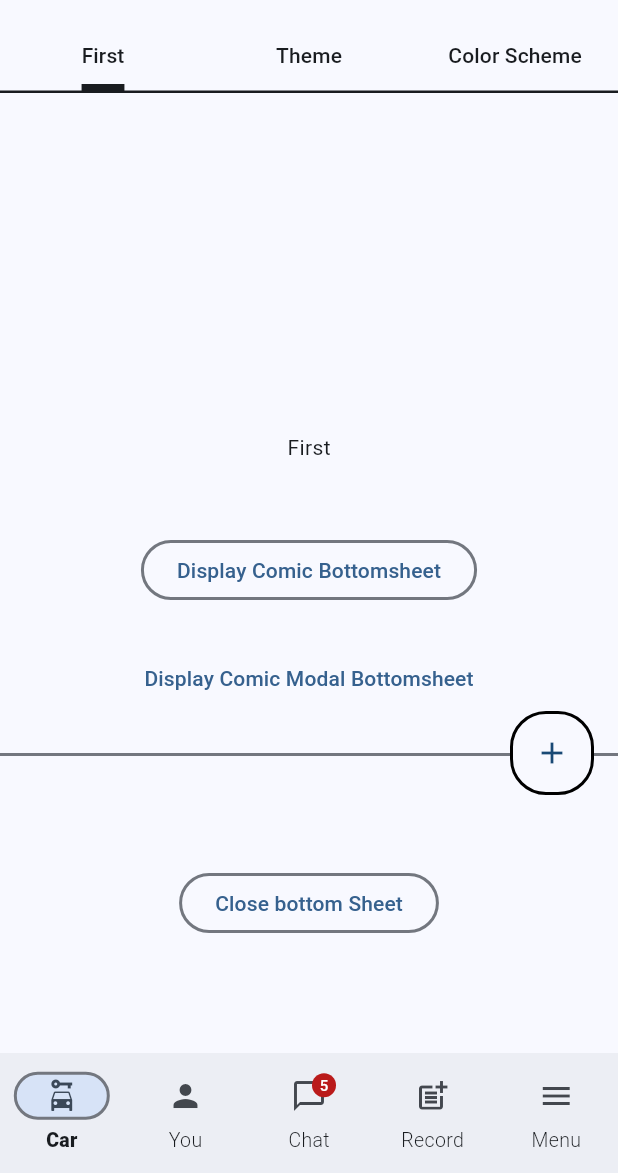
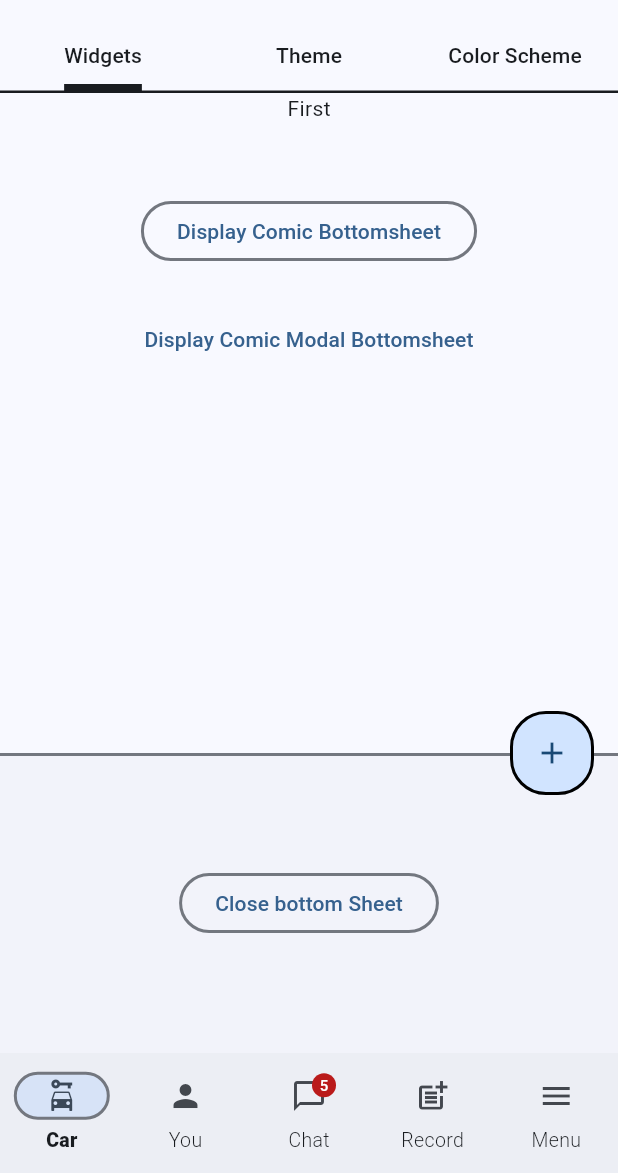
Before and after one commit to thruthesky/easy_design_system_backup_2024_09_24, a Flutter app: the ComicScreenDemo screen opened directly, after a tap on "Display Comic Bottomsheet", on a phone screen of 412 x 824 dp, the part 63-1236 px from its top. Run offline on Flutter 3.47's test engine with Material 3 defaults, Android fonts, the phone set to English and light mode, and no system bars; our stand-ins replace cached_network_image, rxdart, smooth_page_indicator; missing offline and left inert: loop_page_view.

Commit message:
removed the unwanted code in color scheming

````diff
--- a/example/lib/screens/demo/comic.screen.demo.dart
+++ b/example/lib/screens/demo/comic.screen.demo.dart
@@ -34,7 +34,7 @@ class _ComicScreenDemoState extends State<ComicScreenDemo>
           bottom: TabBar(
             controller: _tabController,
             tabs: const [
-              Tab(text: 'First'),
+              Tab(text: 'Widgets'),
               Tab(text: 'Theme'),
               Tab(text: 'Color Scheme'),
             ],
@@ -43,7 +43,7 @@ class _ComicScreenDemoState extends State<ComicScreenDemo>
         body: TabBarView(
           controller: _tabController,
           children: [
-            Center(
+            SingleChildScrollView(
               child: Column(
                 mainAxisAlignment: MainAxisAlignment.center,
                 crossAxisAlignment: CrossAxisAlignment.center,
@@ -167,7 +167,7 @@ class ComicBottomSheetDemo extends StatelessWidget {
       onPressed: () => showBottomSheet(
         context: context,
         builder: (context) => Theme(
-          data: ComicThemeData.of(context),
+          data: ComicTheme.of(context),
           child: BottomSheet(
             onClosing: () {},
             builder: (context) => SizedBox(
--- a/lib/src/themes/comic/comic.theme.dart
+++ b/lib/src/themes/comic/comic.theme.dart
@@ -78,10 +78,9 @@ class ComicThemeData {
       //   backButtonIconBuilder: (context) =>
       //       IconButton(onPressed: () {}, icon: const Icon(Icons.arrow_back)),
       // ),
-
       badgeTheme: const BadgeThemeData(),
       bottomSheetTheme: BottomSheetThemeData(
-        backgroundColor: theme.colorScheme.surface,
+        // backgroundColor: theme.colorScheme.surface,
         shape: Border(
           top: BorderSide(
             width: borderThickness,
@@ -95,6 +94,7 @@ class ComicThemeData {
         color: theme.colorScheme.outline,
         thickness: borderThickness,
       ),
+
       elevatedButtonTheme: ElevatedButtonThemeData(
         style: ButtonStyle(
           elevation: WidgetStateProperty.all(0),
@@ -110,7 +110,7 @@ class ComicThemeData {
         ),
       ),
       floatingActionButtonTheme: FloatingActionButtonThemeData(
-        backgroundColor: theme.colorScheme.surface,
+        // backgroundColor: theme.colorScheme.surface,
         elevation: 0,
         shape: RoundedRectangleBorder(
           borderRadius: BorderRadius.circular(24),
@@ -206,7 +206,8 @@ class ComicThemeData {
           ),
       snackBarTheme: SnackBarThemeData(
         elevation: 0,
-        backgroundColor: theme.colorScheme.surface,
+        // TODO Fix it on the color scheme outside here
+        // backgroundColor: theme.colorScheme.surface,
         shape: RoundedRectangleBorder(
           borderRadius: BorderRadius.circular(24),
           side: const BorderSide(
@@ -214,9 +215,10 @@ class ComicThemeData {
           ),
         ),
         actionTextColor: theme.colorScheme.primary,
-        contentTextStyle: TextStyle(
-          color: theme.colorScheme.onSurface,
-        ),
+        // contentTextStyle: TextStyle(
+        // TODO Fix it on the color scheme outside here
+        // color: theme.colorScheme.onSurface,
+        // ),
       ),
       segmentedButtonTheme: SegmentedButtonThemeData(
         style: SegmentedButton.styleFrom(
@@ -255,21 +257,6 @@ class ComicTheme extends StatelessWidget {
     return ComicThemeData.of(context);
   }
 
-  // TODO
-  /// For testing only
-  /// Assuming these are the colors good for comic
-  /// To be confirmed
-  /// The code to use will become like
-  /// ```dart
-  /// Theme(
-  ///   data: ComicTheme.of(context).copyWith(
-  ///     colorScheme: ComicTheme.colorScheme
-  ///   )
-  /// )
-  /// ```
-  static ColorScheme colorScheme =
-      ColorScheme.fromSeed(seedColor: Colors.black);
-
   @override
   Widget build(BuildContext context) {
     return Theme(
````
Also changed, not shown: example/pubspec.lock.
